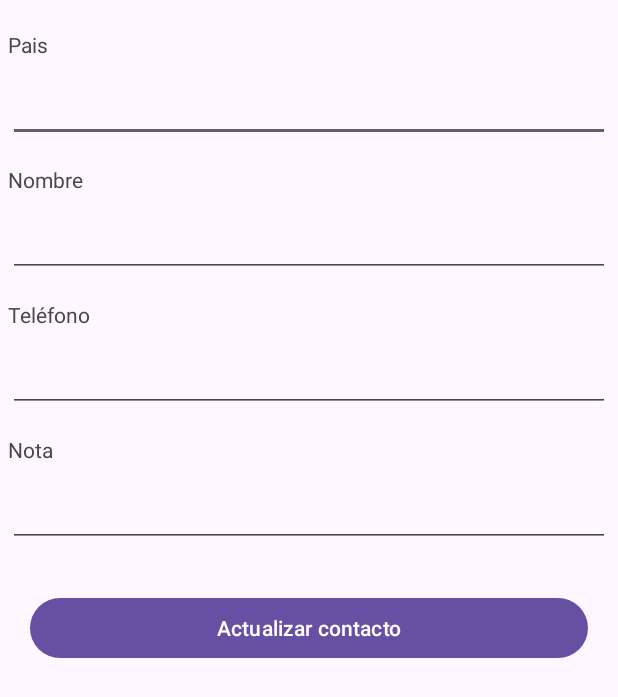
After one commit to etorrres/PM1E1311, an Android app: the ActivityActions screen opened directly, with no data from a screen before it, on a phone screen of 412 x 824 dp. The commit adds this screen. Shown: the top 697 px of the screen. Run offline under Robolectric (Android 15) with nearby library versions, the phone set to English and light mode, and no system bars.

Commit message:
Pantallas de Lista de contacto y Editar contacto

```diff
--- a/app/src/main/AndroidManifest.xml
+++ b/app/src/main/AndroidManifest.xml
@@ -13,6 +13,12 @@
         android:theme="@style/Theme.PM1E1311"
         tools:targetApi="31">
         <activity
+            android:name=".ActivityActions"
+            android:exported="false" />
+        <activity
+            android:name=".ActivityListContact"
+            android:exported="false" />
+        <activity
             android:name=".MainActivity"
             android:exported="true">
             <intent-filter>
--- /dev/null
+++ b/app/src/main/java/com/uth/pm1e1311/ActivityActions.java
@@ -0,0 +1,14 @@
+package com.uth.pm1e1311;
+
+import androidx.appcompat.app.AppCompatActivity;
+
+import android.os.Bundle;
+
+public class ActivityActions extends AppCompatActivity {
+
+    @Override
+    protected void onCreate(Bundle savedInstanceState) {
+        super.onCreate(savedInstanceState);
+        setContentView(R.layout.activity_actions);
+    }
+}
--- /dev/null
+++ b/app/src/main/res/layout/activity_actions.xml
@@ -0,0 +1,121 @@
+<?xml version="1.0" encoding="utf-8"?>
+<androidx.constraintlayout.widget.ConstraintLayout xmlns:android="http://schemas.android.com/apk/res/android"
+    xmlns:app="http://schemas.android.com/apk/res-auto"
+    xmlns:tools="http://schemas.android.com/tools"
+    android:layout_width="match_parent"
+    android:layout_height="match_parent"
+    tools:context=".MainActivity">
+
+    <TextView
+        android:id="@+id/textView"
+        android:layout_width="0dp"
+        android:layout_height="wrap_content"
+        android:layout_marginStart="5dp"
+        android:layout_marginTop="20dp"
+        android:layout_marginEnd="5dp"
+        android:text="Pais"
+        app:layout_constraintEnd_toEndOf="parent"
+        app:layout_constraintStart_toStartOf="parent"
+        app:layout_constraintTop_toTopOf="parent" />
+
+    <EditText
+        android:id="@+id/editTextText"
+        android:layout_width="0dp"
+        android:layout_height="wrap_content"
+        android:layout_marginStart="5dp"
+        android:layout_marginTop="10dp"
+        android:layout_marginEnd="5dp"
+        android:ems="10"
+        android:inputType="text"
+        app:layout_constraintEnd_toEndOf="parent"
+        app:layout_constraintStart_toStartOf="parent"
+        app:layout_constraintTop_toBottomOf="@+id/textView" />
+
+    <TextView
+        android:id="@+id/textView2"
+        android:layout_width="0dp"
+        android:layout_height="wrap_content"
+        android:layout_marginStart="5dp"
+        android:layout_marginTop="15dp"
+        android:layout_marginEnd="5dp"
+        android:text="Nombre"
+        app:layout_constraintEnd_toEndOf="parent"
+        app:layout_constraintStart_toStartOf="parent"
+        app:layout_constraintTop_toBottomOf="@+id/editTextText" />
+
+    <EditText
+        android:id="@+id/editTextText2"
+        android:layout_width="0dp"
+        android:layout_height="wrap_content"
+        android:layout_marginStart="5dp"
+        android:layout_marginTop="10dp"
+        android:layout_marginEnd="5dp"
+        android:ems="10"
+        android:inputType="text"
+        app:layout_constraintEnd_toEndOf="parent"
+        app:layout_constraintStart_toStartOf="parent"
+        app:layout_constraintTop_toBottomOf="@+id/textView2" />
+
+    <TextView
+        android:id="@+id/textView3"
+        android:layout_width="0dp"
+        android:layout_height="wrap_content"
+        android:layout_marginStart="5dp"
+        android:layout_marginTop="15dp"
+        android:layout_marginEnd="5dp"
+        android:text="Teléfono"
+        app:layout_constraintEnd_toEndOf="parent"
+        app:layout_constraintStart_toStartOf="parent"
+        app:layout_constraintTop_toBottomOf="@+id/editTextText2" />
+
+    <EditText
+        android:id="@+id/editTextText3"
+        android:layout_width="0dp"
+        android:layout_height="wrap_content"
+        android:layout_marginStart="5dp"
+        android:layout_marginTop="10dp"
+        android:layout_marginEnd="5dp"
+        android:ems="10"
+        android:inputType="text"
+        app:layout_constraintEnd_toEndOf="parent"
+        app:layout_constraintStart_toStartOf="parent"
+        app:layout_constraintTop_toBottomOf="@+id/textView3" />
+
+    <TextView
+        android:id="@+id/textView4"
+        android:layout_width="0dp"
+        android:layout_height="wrap_content"
+        android:layout_marginStart="5dp"
+        android:layout_marginTop="15dp"
+        android:layout_marginEnd="5dp"
+        android:text="Nota"
+        app:layout_constraintEnd_toEndOf="parent"
+        app:layout_constraintStart_toStartOf="parent"
+        app:layout_constraintTop_toBottomOf="@+id/editTextText3" />
+
+    <EditText
+        android:id="@+id/editTextText4"
+        android:layout_width="0dp"
+        android:layout_height="wrap_content"
+        android:layout_marginStart="5dp"
+        android:layout_marginTop="10dp"
+        android:layout_marginEnd="5dp"
+        android:ems="10"
+        android:inputType="text"
+        app:layout_constraintEnd_toEndOf="parent"
+        app:layout_constraintStart_toStartOf="parent"
+        app:layout_constraintTop_toBottomOf="@+id/textView4" />
+
+    <Button
+        android:id="@+id/btnactualizardatos"
+        android:layout_width="0dp"
+        android:layout_height="wrap_content"
+        android:layout_marginStart="20dp"
+        android:layout_marginTop="30dp"
+        android:layout_marginEnd="20dp"
+        android:text="@string/updateContac"
+        app:layout_constraintEnd_toEndOf="parent"
+        app:layout_constraintStart_toStartOf="parent"
+        app:layout_constraintTop_toBottomOf="@+id/editTextText4" />
+
+</androidx.constraintlayout.widget.ConstraintLayout>
--- a/app/src/main/res/values/strings.xml
+++ b/app/src/main/res/values/strings.xml
@@ -1,3 +1,9 @@
 <resources>
     <string name="app_name">PM1E1311</string>
+    <string name="irAtras">Atras</string>
+    <string name="compartirContac">Compartir contacto</string>
+    <string name="eliminarContac">Eliminar contacto</string>
+    <string name="verImage">Ver imagen</string>
+    <string name="updateContac">Actualizar contacto</string>
+    <string name="update">Actualizar</string>
 </resources>
```
Also changed, not shown: app/src/main/java/com/uth/pm1e1311/ActivityListContact.java (added, +14 -0 lines), app/src/main/res/layout/activity_list_contact.xml (added, +93 -0 lines).
